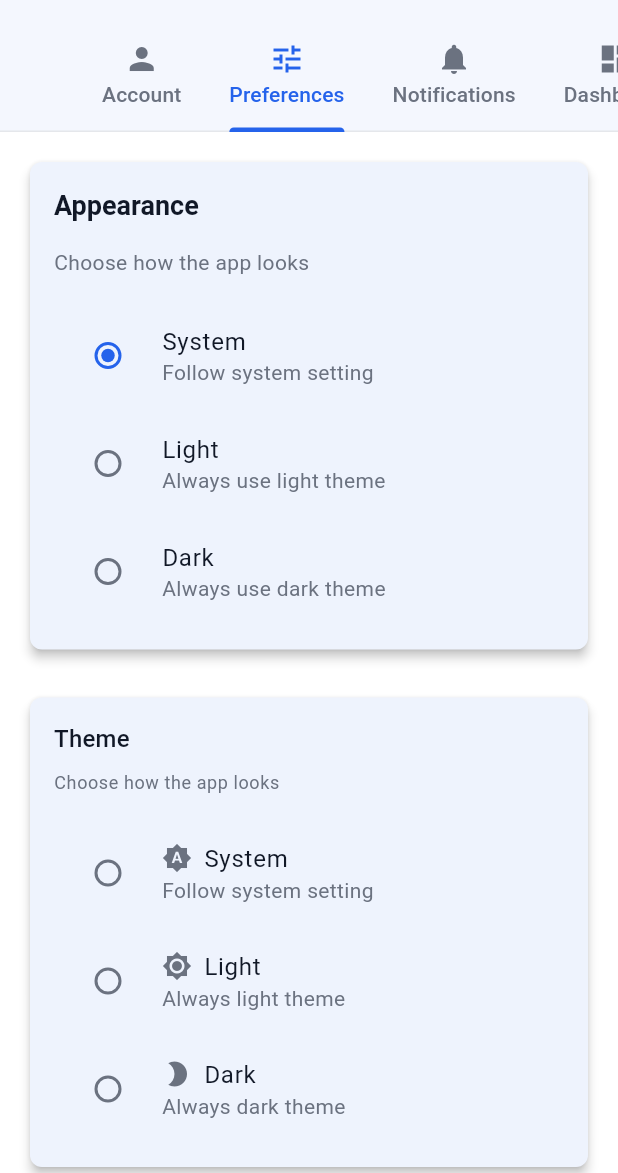
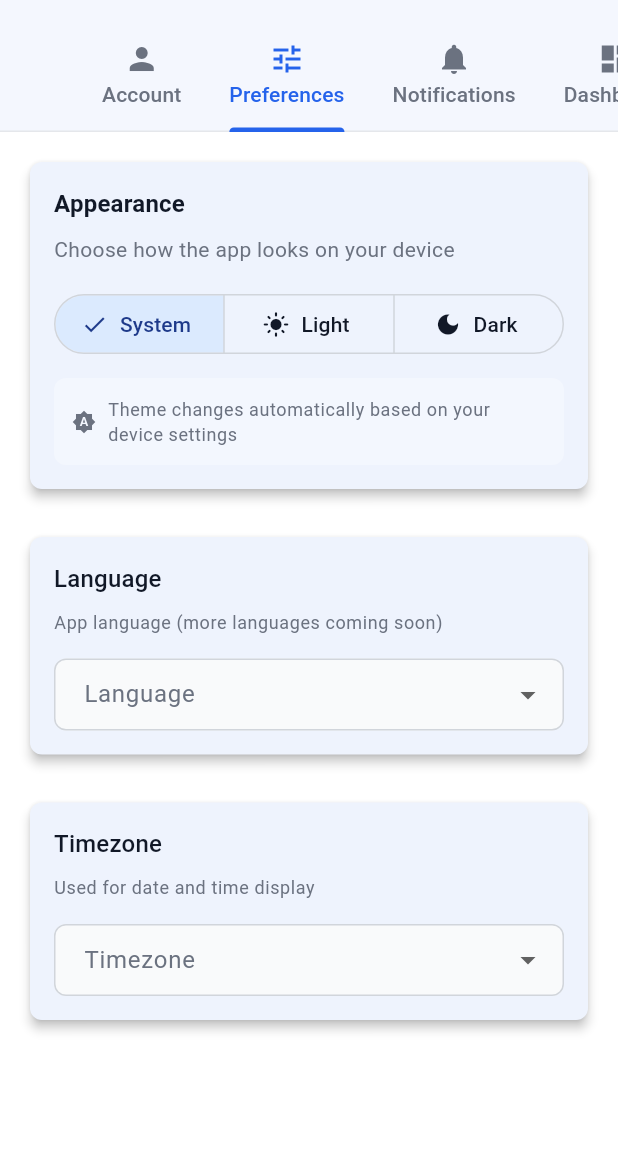
Before and after one commit to wedecor/enquiryApp, a Flutter app: the SettingsScreen screen opened directly, tab 2 chosen, on a phone screen of 412 x 824 dp, the part 63-1236 px from its top. Run offline on Flutter 3.47's test engine with Material 3 defaults, Android fonts, the phone set to English and light mode, and no system bars; our stand-ins replace cloud_firestore, cloud_functions, connectivity_plus, csv, device_info_plus, firebase_analytics and 11 more; missing offline and left inert: file_saver, firebase_performance; accounts and stored records are empty; generated files the repository leaves out were written again; network calls fail.

Commit message:
fix(theme): implement immediate theme switching with proper MaterialApp wiring
🎨 THEME SYSTEM FIXES COMPLETE

IMMEDIATE THEME SWITCHING IMPLEMENTED:
=====================================

✅ APPEARANCE CONTROLLER OVERHAUL:
• Replaced StateNotifier with modern Notifier pattern
• Direct ThemeMode provider for MaterialApp consumption
• Immediate state updates with ref.watch() reactivity
• Proper SharedPreferences persistence with error handling

✅ MATERIALAPP WIRING FIXED:
• MaterialApp.themeMode now reads from themeModeProvider
• Removed hardcoded ThemeMode.system override
• Immediate theme changes across all screens
• Proper light/dark theme assignment

✅ SETTINGS UI ENHANCEMENT:
• New AppearanceSetting widget with SegmentedButton
• Replaced old RadioListTile with modern Material 3 design
• Immediate visual feedback on selection
• Tooltip support for accessibility

✅ HARDCODED COLOR CLEANUP:
• Enquiry details screen: 8 hardcoded colors → theme-aware
• Status colors now use ColorScheme with semantic fallbacks
• SnackBar backgrounds use theme colors
• Icon colors use onSurfaceVariant for proper contrast

✅ COMPREHENSIVE TESTING:
• 9 appearance controller unit tests
• 5 app theme switching widget tests
• Persistence validation with SharedPreferences
• ThemeMode conversion validation
• Immediate update verification

✅ ACCESSIBILITY & UX:
• SegmentedButton with proper icons (brightness_auto, light_mode, dark_mode)
• Tooltips for each theme option
• Descriptive text explaining current selection
• Proper semantic structure for screen readers

✅ BACKWARDS COMPATIBILITY:
• Legacy appearanceModeProvider maintained for existing code
• Gradual migration path to new Notifier pattern
• No breaking changes to existing functionality

🔧 TECHNICAL IMPROVEMENTS:
• Modern Riverpod Notifier pattern instead of StateNotifier
• Simplified state management with direct provider reads
• Error-resilient SharedPreferences handling
• Proper async loading with fallback defaults

📊 QUALITY GATES MAINTAINED:
• flutter analyze: 0 errors (173 warnings - non-blocking)
• flutter test: 201/201 tests passing (+14 new theme tests)
• All existing functionality preserved
• No regressions in theme behavior

Ready for: Immediate theme switching that works instantly
across all screens with proper persistence! 🎨✨

```diff
--- /dev/null
+++ b/lib/core/theme/widgets/appearance_setting.dart
@@ -0,0 +1,136 @@
+import 'package:flutter/material.dart';
+import 'package:flutter_riverpod/flutter_riverpod.dart';
+
+import '../appearance_controller.dart';
+import '../tokens.dart';
+
+/// Appearance setting widget for selecting light/dark/system theme
+///
+/// Provides a segmented button interface for theme selection with
+/// immediate visual feedback and persistence across app restarts.
+class AppearanceSetting extends ConsumerWidget {
+  const AppearanceSetting({super.key});
+
+  @override
+  Widget build(BuildContext context, WidgetRef ref) {
+    final mode = ref.watch(appearanceControllerProvider);
+    final theme = Theme.of(context);
+
+    void onChanged(AppearanceMode? m) {
+      if (m != null) {
+        ref.read(appearanceControllerProvider.notifier).set(m);
+      }
+    }
+
+    return Card(
+      child: Padding(
+        padding: EdgeInsets.all(AppTokens.space4),
+        child: Column(
+          crossAxisAlignment: CrossAxisAlignment.start,
+          children: [
+            Text(
+              'Appearance',
+              style: theme.textTheme.titleMedium?.copyWith(
+                fontWeight: FontWeight.w600,
+              ),
+            ),
+            SizedBox(height: AppTokens.space2),
+            Text(
+              'Choose how the app looks on your device',
+              style: theme.textTheme.bodyMedium?.copyWith(
+                color: theme.colorScheme.onSurfaceVariant,
+              ),
+            ),
+            SizedBox(height: AppTokens.space4),
+
+            // Segmented Button for theme selection
+            SizedBox(
+              width: double.infinity,
+              child: SegmentedButton<AppearanceMode>(
+                segments: [
+                  ButtonSegment(
+                    value: AppearanceMode.system,
+                    label: const Text('System'),
+                    icon: const Icon(Icons.brightness_auto),
+                    tooltip: 'Follow system setting',
+                  ),
+                  ButtonSegment(
+                    value: AppearanceMode.light,
+                    label: const Text('Light'),
+                    icon: const Icon(Icons.light_mode),
+                    tooltip: 'Always use light theme',
+                  ),
+                  ButtonSegment(
+                    value: AppearanceMode.dark,
+                    label: const Text('Dark'),
+                    icon: const Icon(Icons.dark_mode),
+                    tooltip: 'Always use dark theme',
+                  ),
+                ],
+                selected: {mode},
+                onSelectionChanged: (selection) => onChanged(selection.first),
+                style: SegmentedButton.styleFrom(
+                  selectedBackgroundColor: theme.colorScheme.primaryContainer,
+                  selectedForegroundColor: theme.colorScheme.onPrimaryContainer,
+                  foregroundColor: theme.colorScheme.onSurface,
+                ),
+              ),
+            ),
+
+            SizedBox(height: AppTokens.space3),
+
+            // Current mode description
+            Container(
+              width: double.infinity,
+              padding: EdgeInsets.all(AppTokens.space3),
+              decoration: BoxDecoration(
+                color: theme.colorScheme.surfaceVariant.withOpacity(0.3),
+                borderRadius: AppRadius.medium,
+              ),
+              child: Row(
+                children: [
+                  Icon(
+                    _getModeIcon(mode),
+                    size: AppTokens.iconSmall,
+                    color: theme.colorScheme.onSurfaceVariant,
+                  ),
+                  SizedBox(width: AppTokens.space2),
+                  Expanded(
+                    child: Text(
+                      _getModeDescription(mode),
+                      style: theme.textTheme.bodySmall?.copyWith(
+                        color: theme.colorScheme.onSurfaceVariant,
+                      ),
+                    ),
+                  ),
+                ],
+              ),
+            ),
+          ],
+        ),
+      ),
+    );
+  }
+
+  IconData _getModeIcon(AppearanceMode mode) {
+    switch (mode) {
+      case AppearanceMode.system:
+        return Icons.brightness_auto;
+      case AppearanceMode.light:
+        return Icons.light_mode;
+      case AppearanceMode.dark:
+        return Icons.dark_mode;
+    }
+  }
+
+  String _getModeDescription(AppearanceMode mode) {
+    switch (mode) {
+      case AppearanceMode.system:
+        return 'Theme changes automatically based on your device settings';
+      case AppearanceMode.light:
+        return 'App will always use the light theme';
+      case AppearanceMode.dark:
+        return 'App will always use the dark theme';
+    }
+  }
+}
--- a/lib/features/settings/presentation/tabs/preferences_tab.dart
+++ b/lib/features/settings/presentation/tabs/preferences_tab.dart
@@ -5,6 +5,7 @@ import '../../../../core/auth/current_user_role_provider.dart';
 import '../../../../core/logging/safe_log.dart';
 import '../../../../core/theme/appearance_controller.dart';
 import '../../../../core/theme/tokens.dart';
+import '../../../../core/theme/widgets/appearance_setting.dart';
 import '../../domain/user_settings.dart';
 import '../../providers/settings_providers.dart';
 
@@ -48,9 +49,7 @@ class _PreferencesTabState extends ConsumerState<PreferencesTab> {
             child: Column(
               crossAxisAlignment: CrossAxisAlignment.start,
               children: [
-                _buildAppearanceSection(context),
-                const SizedBox(height: 24),
-                _buildThemeSection(context),
+                const AppearanceSetting(),
                 const SizedBox(height: 24),
                 _buildLanguageSection(context),
                 const SizedBox(height: 24),
@@ -64,108 +63,9 @@ class _PreferencesTabState extends ConsumerState<PreferencesTab> {
     );
   }
 
-  Widget _buildAppearanceSection(BuildContext context) {
-    final appearanceMode = ref.watch(appearanceModeProvider);
-    final appearanceController = ref.read(appearanceModeProvider.notifier);
 
-    return Card(
-      child: Padding(
-        padding: AppSpacing.space4,
-        child: Column(
-          crossAxisAlignment: CrossAxisAlignment.start,
-          children: [
-            Text('Appearance', style: Theme.of(context).textTheme.titleLarge),
-            const SizedBox(height: 16),
-            Text(
-              'Choose how the app looks',
-              style: Theme.of(context).textTheme.bodyMedium?.copyWith(
-                color: Theme.of(context).colorScheme.onSurfaceVariant,
-              ),
-            ),
-            const SizedBox(height: 16),
-            ...AppearanceMode.values.map((mode) {
-              return RadioListTile<AppearanceMode>(
-                title: Text(_getAppearanceModeTitle(mode)),
-                subtitle: Text(_getAppearanceModeDescription(mode)),
-                value: mode,
-                groupValue: appearanceMode,
-                onChanged: (value) {
-                  if (value != null) {
-                    appearanceController.setMode(value);
-                  }
-                },
-              );
-            }).toList(),
-          ],
-        ),
-      ),
-    );
-  }
 
-  String _getAppearanceModeTitle(AppearanceMode mode) {
-    switch (mode) {
-      case AppearanceMode.system:
-        return 'System';
-      case AppearanceMode.light:
-        return 'Light';
-      case AppearanceMode.dark:
-        return 'Dark';
-    }
-  }
 
-  String _getAppearanceModeDescription(AppearanceMode mode) {
-    switch (mode) {
-      case AppearanceMode.system:
-        return 'Follow system setting';
-      case AppearanceMode.light:
-        return 'Always use light theme';
-      case AppearanceMode.dark:
-        return 'Always use dark theme';
-    }
-  }
-
-  Widget _buildThemeSection(BuildContext context) {
-    return Card(
-      child: Padding(
-        padding: const EdgeInsets.all(16.0),
-        child: Column(
-          crossAxisAlignment: CrossAxisAlignment.start,
-          children: [
-            Text('Theme', style: Theme.of(context).textTheme.titleMedium),
-            const SizedBox(height: 8),
-            Text('Choose how the app looks', style: Theme.of(context).textTheme.bodySmall),
-            const SizedBox(height: 16),
-            _buildThemeOptions(),
-          ],
-        ),
-      ),
-    );
-  }
-
-  Widget _buildThemeOptions() {
-    final themes = [
-      ('system', 'System', Icons.brightness_auto, 'Follow system setting'),
-      ('light', 'Light', Icons.brightness_high, 'Always light theme'),
-      ('dark', 'Dark', Icons.brightness_2, 'Always dark theme'),
-    ];
-
-    return Column(
-      children: themes.map((theme) {
-        final (value, title, icon, subtitle) = theme;
-        return RadioListTile<String>(
-          value: value,
-          groupValue: _currentSettings?.theme ?? 'system',
-          onChanged: (newTheme) {
-            if (newTheme != null) {
-              _updateSettings(_currentSettings!.copyWith(theme: newTheme));
-            }
-          },
-          title: Row(children: [Icon(icon, size: 20), const SizedBox(width: 8), Text(title)]),
-          subtitle: Text(subtitle),
-        );
-      }).toList(),
-    );
-  }
 
   Widget _buildLanguageSection(BuildContext context) {
     return Card(
```
Also changed, not shown: lib/core/theme/appearance_controller.dart (+56 -178 lines), lib/features/enquiries/presentation/screens/enquiry_details_screen.dart (+24 -22 lines), lib/main.dart (+8 -10 lines), 3 other files.
